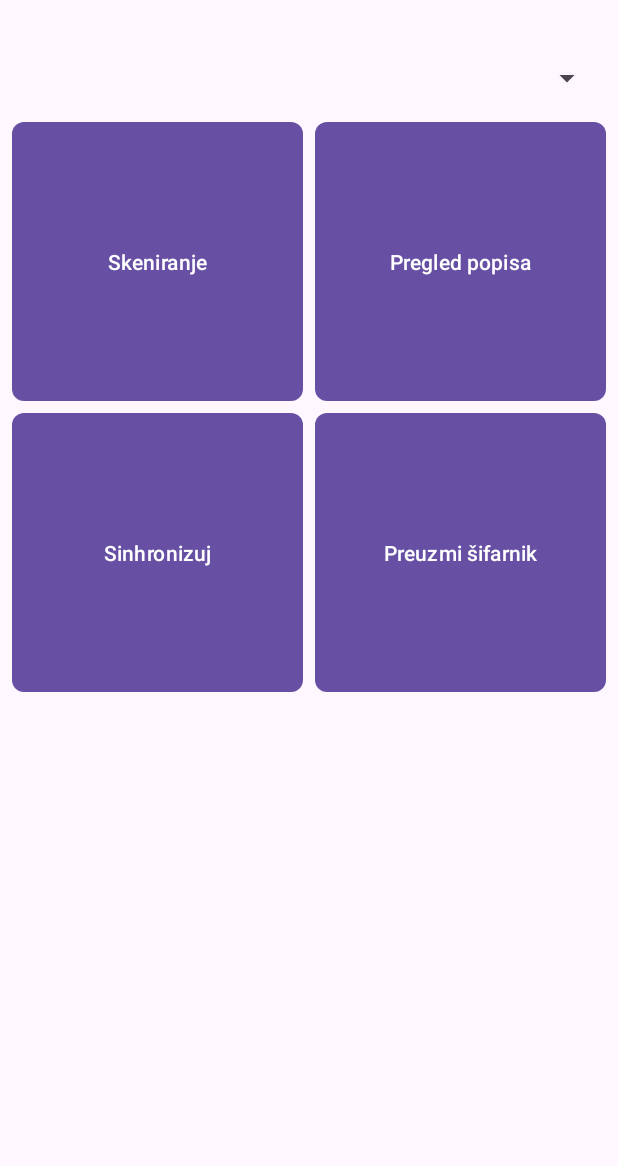
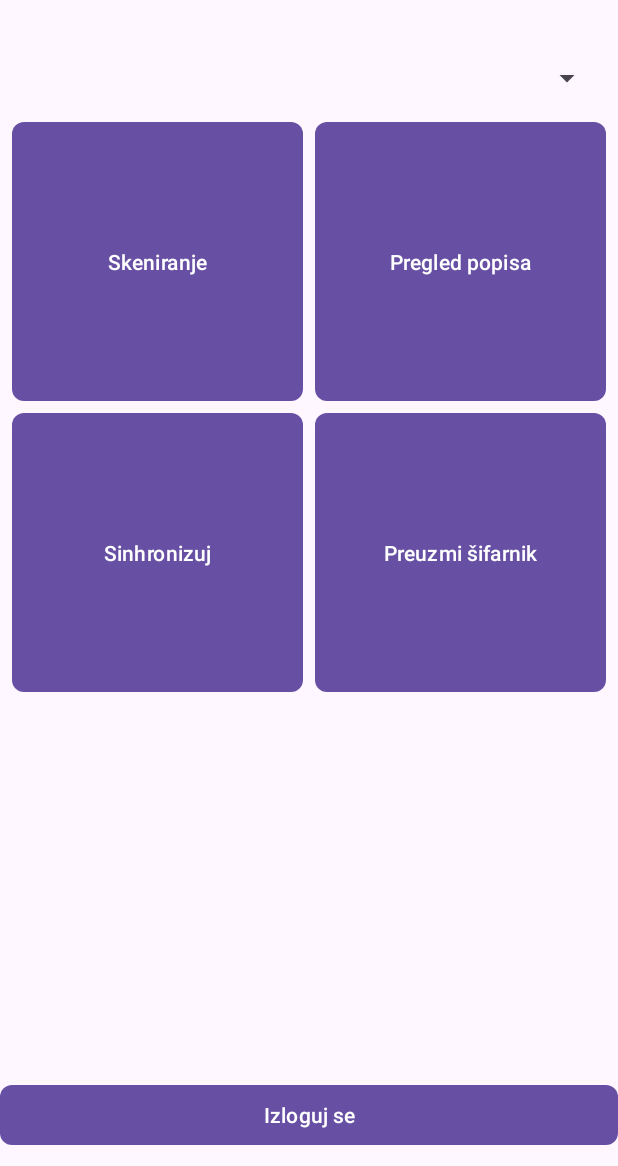
Before and after one commit to dusan-mihajlovic-2022206755/RMA-projekat---Aplikacija-za-popis-osnovnih-sredstava, an Android app: the MainActivity screen opened directly, with no data from a screen before it, on a phone screen of 412 x 824 dp, the part 70-1236 px from its top. Run offline under Robolectric (Android 15) with nearby library versions, the phone set to English and light mode, and no system bars; our stand-ins replace navigation-ui.

```diff
--- a/app/src/main/java/com/example/popisos/skeniranje/SkeniranjeStavkiFragment.kt
+++ b/app/src/main/java/com/example/popisos/skeniranje/SkeniranjeStavkiFragment.kt
@@ -110,6 +110,7 @@ class SkeniranjeStavkiFragment : Fragment() {
                     vremePopisivanja = LocalDateTime.now()
                 )
                 if(!unesiStavkuUBazu(stavka)){
+                    Toast.makeText(requireContext(), "Greška!", Toast.LENGTH_SHORT).show()
                 }
             }
             else{
--- /dev/null
+++ b/app/src/main/res/layout-land/activity_main.xml
@@ -0,0 +1,133 @@
+<?xml version="1.0" encoding="utf-8"?>
+<androidx.coordinatorlayout.widget.CoordinatorLayout
+    xmlns:android="http://schemas.android.com/apk/res/android"
+    xmlns:app="http://schemas.android.com/apk/res-auto"
+    xmlns:tools="http://schemas.android.com/tools"
+    android:layout_width="match_parent"
+    android:layout_height="match_parent"
+    android:fitsSystemWindows="true"
+    tools:context=".MainActivity">
+
+    <com.google.android.material.appbar.AppBarLayout
+        android:layout_width="match_parent"
+        android:layout_height="wrap_content"
+        android:fitsSystemWindows="true">
+
+        <com.google.android.material.appbar.MaterialToolbar
+            android:id="@+id/toolbar"
+            android:layout_width="match_parent"
+            android:layout_height="?attr/actionBarSize" />
+
+    </com.google.android.material.appbar.AppBarLayout>
+
+    <androidx.constraintlayout.widget.ConstraintLayout
+        android:layout_width="match_parent"
+        android:layout_height="match_parent"
+        app:layout_behavior="@string/appbar_scrolling_view_behavior">
+
+        <TextView
+            android:id="@+id/textview_username"
+            android:layout_width="match_parent"
+            android:layout_height="wrap_content"
+            android:textAlignment="center"
+            android:textSize="20sp"
+            android:padding="5dp"
+            android:text=""
+            app:layout_constraintTop_toTopOf="parent"
+            app:layout_constraintStart_toStartOf="parent"
+            app:layout_constraintEnd_toEndOf="parent" />
+
+        <Spinner
+            android:id="@+id/spinner"
+            android:layout_width="0dp"
+            android:layout_height="50dp"
+            android:layout_margin="10dp"
+            android:hint="@string/spinner_hint"
+            app:layout_constraintTop_toBottomOf="@id/textview_username"
+            app:layout_constraintStart_toStartOf="parent"
+            app:layout_constraintEnd_toEndOf="parent" />
+
+        <LinearLayout
+            android:layout_width="0dp"
+            android:layout_height="0dp"
+            android:orientation="vertical"
+            android:weightSum="2"
+            app:layout_constraintTop_toBottomOf="@id/spinner"
+            app:layout_constraintStart_toStartOf="parent"
+            app:layout_constraintEnd_toEndOf="parent"
+            app:layout_constraintBottom_toTopOf="@id/button_logout"
+            android:layout_margin="16dp">
+
+            <LinearLayout
+                android:layout_width="match_parent"
+                android:layout_height="0dp"
+                android:layout_weight="1"
+                android:orientation="horizontal"
+                android:weightSum="2"
+                android:gravity="center">
+
+                <com.google.android.material.button.MaterialButton
+                    android:id="@+id/button_skeniranje"
+                    android:layout_width="0dp"
+                    android:layout_height="match_parent"
+                    android:layout_weight="1"
+                    android:layout_marginEnd="4dp"
+                    android:text="@string/skeniranje"
+                    android:textSize="18sp"
+                    app:cornerRadius="16dp" />
+
+                <com.google.android.material.button.MaterialButton
+                    android:id="@+id/button_pregled_stavki"
+                    android:layout_width="0dp"
+                    android:layout_height="match_parent"
+                    android:layout_weight="1"
+                    android:layout_marginStart="4dp"
+                    android:text="@string/pregled_popisa"
+                    android:textSize="18sp"
+                    app:cornerRadius="16dp" />
+            </LinearLayout>
+
+            <LinearLayout
+                android:layout_width="match_parent"
+                android:layout_height="0dp"
+                android:layout_weight="1"
+                android:orientation="horizontal"
+                android:weightSum="2"
+                android:gravity="center">
+
+                <com.google.android.material.button.MaterialButton
+                    android:id="@+id/button_sinhronizuj"
+                    android:layout_width="0dp"
+                    android:layout_height="match_parent"
+                    android:layout_weight="1"
+                    android:layout_marginEnd="4dp"
+                    android:text="@string/sinhronizuj"
+                    android:textSize="18sp"
+                    app:cornerRadius="16dp" />
+
+                <com.google.android.material.button.MaterialButton
+                    android:id="@+id/button_preuzmisifarnik"
+                    android:layout_width="0dp"
+                    android:layout_height="match_parent"
+                    android:layout_weight="1"
+                    android:layout_marginStart="4dp"
+                    android:text="@string/preuzmi_sifarnik"
+                    android:textSize="18sp"
+                    app:cornerRadius="16dp" />
+            </LinearLayout>
+        </LinearLayout>
+
+        <com.google.android.material.button.MaterialButton
+            android:id="@+id/button_logout"
+            android:layout_width="match_parent"
+            android:layout_height="wrap_content"
+            android:text="Izloguj se"
+            android:textSize="18sp"
+            app:cornerRadius="16dp"
+            android:layout_margin="16dp"
+            app:layout_constraintBottom_toBottomOf="parent"
+            app:layout_constraintStart_toStartOf="parent"
+            app:layout_constraintEnd_toEndOf="parent" />
+
+    </androidx.constraintlayout.widget.ConstraintLayout>
+</androidx.coordinatorlayout.widget.CoordinatorLayout>
--- a/app/src/main/res/layout/activity_main.xml
+++ b/app/src/main/res/layout/activity_main.xml
@@ -97,6 +97,15 @@
             app:layout_constraintStart_toEndOf="@id/button_sinhronizuj"
             app:layout_constraintEnd_toEndOf="parent"
             app:layout_constraintDimensionRatio="1:1"/>
+
+        <com.google.android.material.button.MaterialButton
+            android:id="@+id/button_logout"
+            android:layout_width="match_parent"
+            android:layout_height="wrap_content"
+            android:text="Izloguj se"
+            app:cornerRadius="8dp"
+            android:layout_marginBottom="10dp"
+            app:layout_constraintBottom_toBottomOf="parent" />
     </androidx.constraintlayout.widget.ConstraintLayout>
 
 
```
Also changed, not shown: app/src/main/java/com/example/popisos/MainActivity.kt (+8 -4 lines), app/src/main/java/com/example/popisos/adapters/PopisStavkaAdapter.kt (+12 -6 lines), app/src/main/res/layout-land/fragment_skeniranje_stavki.xml (added, +69 -0 lines), app/src/main/res/layout/row_popis_stavka.xml (+29 -9 lines).
